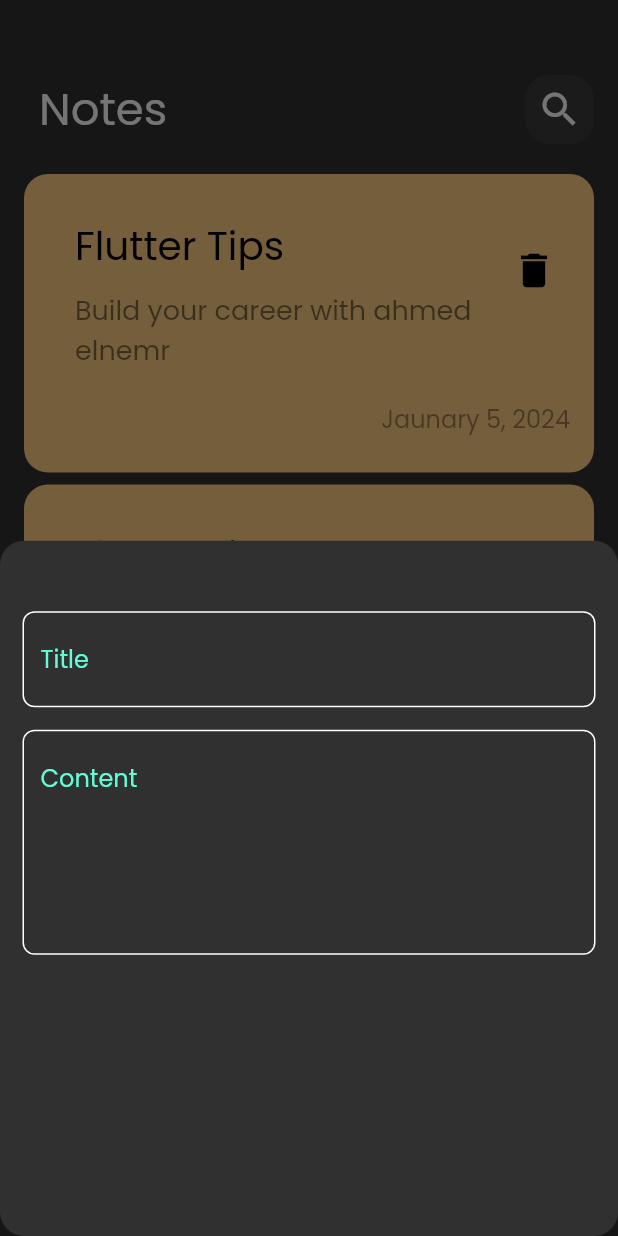
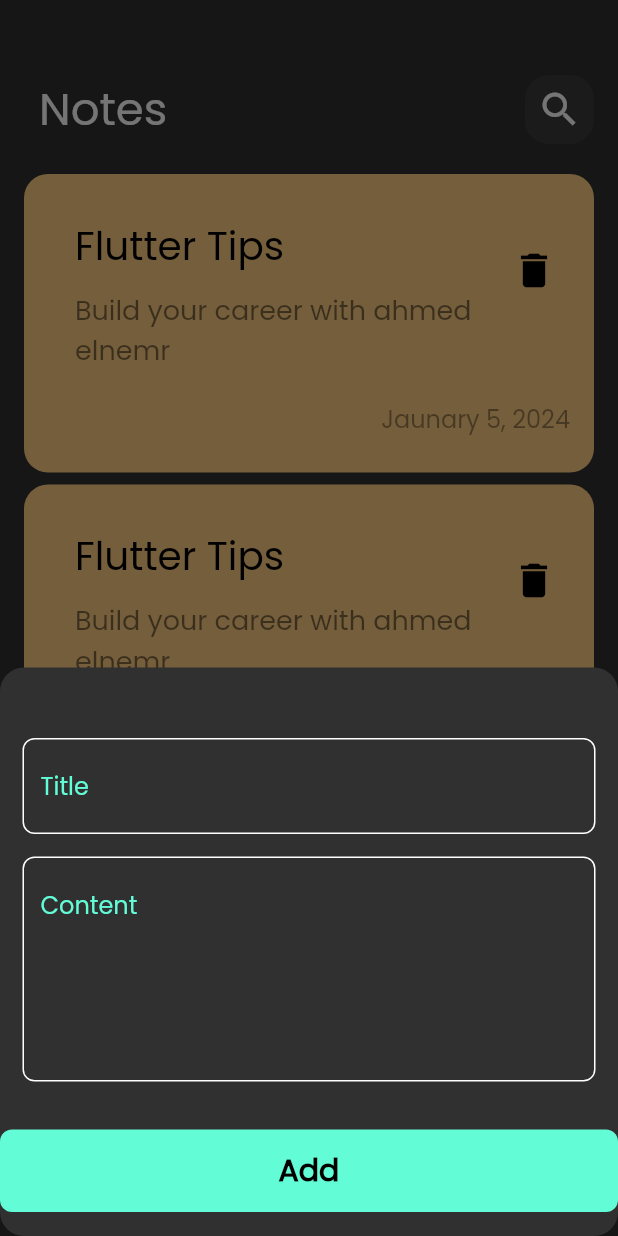
Before and after one commit to ahmedgamal826/notes_app, a Flutter app: the screen it shows after launch, after a tap on the "add" icon, on a phone screen of 412 x 824 dp. Run offline on Flutter 3.47's test engine with Material 2 defaults, Android fonts, the phone set to English and light mode, and no system bars.

Commit message:
Finish Notes Bottom Sheet

```diff
--- a/lib/views/widgets/add_note_bottom_sheet.dart
+++ b/lib/views/widgets/add_note_bottom_sheet.dart
@@ -1,5 +1,7 @@
 import 'package:flutter/material.dart';
 import 'package:notes_app/views/widgets/custom_text_field.dart';
+
+import 'custom_button.dart';
 
 class AddBottomSheet extends StatelessWidget {
   const AddBottomSheet({super.key});
@@ -7,6 +9,7 @@ class AddBottomSheet extends StatelessWidget {
   @override
   Widget build(BuildContext context) {
     return Container(
+      child: SingleChildScrollView(
         child: Column(
           children: [
             SizedBox(
@@ -19,7 +22,15 @@ class AddBottomSheet extends StatelessWidget {
               hintText: 'Content',
               maxLines: 5,
             ),
+            SizedBox(
+              height: 32,
+            ),
+            CustomButton(),
+            SizedBox(
+              height: 16,
+            ),
           ],
+        ),
       ),
     );
   }
--- /dev/null
+++ b/lib/views/widgets/custom_button.dart
@@ -0,0 +1,22 @@
+import 'package:flutter/material.dart';
+import 'package:notes_app/views/widgets/Constants.dart';
+
+class CustomButton extends StatelessWidget {
+  const CustomButton({super.key});
+
+  @override
+  Widget build(BuildContext context) {
+    return Container(
+      width: MediaQuery.of(context).size.width,
+      height: 55,
+      decoration: BoxDecoration(
+          color: kPrimaryColor, borderRadius: BorderRadius.circular(8)),
+      child: Center(
+          child: Text(
+        'Add',
+        style: TextStyle(
+            color: Colors.black, fontSize: 20, fontWeight: FontWeight.bold),
+      )),
+    );
+  }
+}
```
Lines whose indentation alone changed are shown as unchanged.
